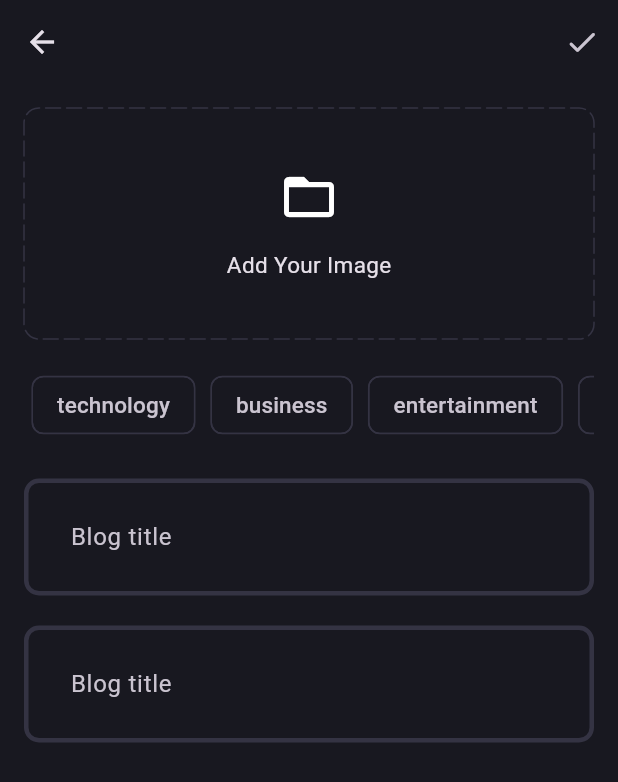
After one commit to AmirHoseinRastegar/blog_with_clean_bloc, a Flutter app: the AddBlogScreen screen opened directly, after a tap on "Add Your Image", on a phone screen of 412 x 824 dp. The commit adds this screen. Shown: the top 782 px of the screen. Run offline on Flutter 3.47's test engine with Material 3 defaults, Android fonts, the phone set to English and light mode, and no system bars; drawn by our look-alikes of dotted_border; our stand-ins replace bloc, flutter_bloc, fpdart, get_it, image_picker, supabase_flutter; accounts and stored records are empty.

Commit message:
16 shahrivar 1403 22:39

```diff
--- a/lib/core/theme/app_theme.dart
+++ b/lib/core/theme/app_theme.dart
@@ -9,6 +9,11 @@ class AppTheme {
   static final darkTheme = ThemeData.dark().copyWith(
     appBarTheme: const AppBarTheme(backgroundColor: AppPallete.backgroundColor),
     scaffoldBackgroundColor: AppPallete.backgroundColor,
+    chipTheme: const ChipThemeData(
+      color: MaterialStatePropertyAll(AppPallete.backgroundColor),
+      side: BorderSide.none,
+
+    ),
     inputDecorationTheme: InputDecorationTheme(
       contentPadding: const EdgeInsets.all(27),
       enabledBorder: _border,
--- /dev/null
+++ b/lib/core/utils/image_picker.dart
@@ -0,0 +1,16 @@
+import 'dart:io';
+
+import 'package:image_picker/image_picker.dart';
+
+Future<File?> getImage() async {
+  try {
+    final xFile = await ImagePicker().pickImage(source: ImageSource.gallery);
+    if (xFile != null) {
+      return File(xFile.path);
+    } else {
+      return null;
+    }
+  } catch (e) {
+    return null;
+  }
+}
--- a/lib/features/auth/domain/use_cases/login_usecase.dart
+++ b/lib/features/auth/domain/use_cases/login_usecase.dart
@@ -11,7 +11,7 @@ class LoginUseCase implements UseCaseInterface<UserEntity, LoginParams> {
   LoginUseCase({required this.authRepository});
 
   @override
-  Future<Either<Failure, UserEntity>> call(params) async {
+  Future<Either<Failure, UserEntity>> call(LoginParams params) async {
     return await authRepository.login(
       email: params.email,
       password: params.password,
--- a/lib/features/auth/domain/use_cases/sign_up_usecase.dart
+++ b/lib/features/auth/domain/use_cases/sign_up_usecase.dart
@@ -11,7 +11,7 @@ class SignUpUseCase implements UseCaseInterface<UserEntity, SignUpParams> {
   SignUpUseCase({required this.authRepository});
 
   @override
-  Future<Either<Failure, UserEntity>> call(params) async {
+  Future<Either<Failure, UserEntity>> call(SignUpParams params) async {
     return await authRepository.signup(
       name: params.name,
       email: params.email,
--- a/lib/features/auth/presentation/bloc/auth_event.dart
+++ b/lib/features/auth/presentation/bloc/auth_event.dart
@@ -21,7 +21,5 @@ class LoginEvent extends AuthEvent {
     required this.password,
   });
 }
-class IsUserLoggedIn extends AuthEvent{
 
-
-}
+class IsUserLoggedIn extends AuthEvent {}
--- /dev/null
+++ b/lib/features/blog/presentation/pages/add_blog.dart
@@ -0,0 +1,162 @@
+import 'dart:io';
+import 'dart:math';
+
+import 'package:blog/core/theme/app_colors.dart';
+import 'package:blog/core/utils/image_picker.dart';
+import 'package:blog/features/blog/presentation/widgets/blog_textfield.dart';
+import 'package:dotted_border/dotted_border.dart';
+import 'package:flutter/cupertino.dart';
+import 'package:flutter/material.dart';
+
+class AddBlogScreen extends StatefulWidget {
+  static rout() => MaterialPageRoute(
+        builder: (context) => const AddBlogScreen(),
+      );
+
+  const AddBlogScreen({super.key});
+
+  @override
+  State<AddBlogScreen> createState() => _AddBlogScreenState();
+}
+
+class _AddBlogScreenState extends State<AddBlogScreen> {
+  final TextEditingController _blogTitleController = TextEditingController();
+  final TextEditingController _blogDescriptionController =
+      TextEditingController();
+  File? image;
+  List selectedTopics = [];
+
+  void pickImage() async {
+    final pickedImage = await getImage();
+    if (pickedImage != null) {
+      setState(() {
+
+        image = pickedImage;
+        print(image);
+      });
+    }
+  }
+
+  @override
+  void dispose() {
+    super.dispose();
+    _blogDescriptionController.dispose();
+    _blogTitleController.dispose();
+  }
+
+  @override
+  Widget build(BuildContext context) {
+    return Scaffold(
+        appBar: AppBar(
+          actions: [
+            IconButton(
+              onPressed: () {},
+              icon: const Icon(Icons.done_rounded),
+            ),
+          ],
+        ),
+        body: Padding(
+          padding: const EdgeInsets.all(16),
+          child: SingleChildScrollView(
+            child: Column(
+              children: [
+                GestureDetector(
+                  onTap: () {
+                    pickImage();
+                  },
+                  child: DottedBorder(
+                    color: AppPallete.borderColor,
+                    dashPattern: const [10, 4],
+                    radius: const Radius.circular(10),
+                    borderType: BorderType.RRect,
+                    strokeCap: StrokeCap.round,
+                    child: const SizedBox(
+                      width: double.infinity,
+                      height: 150,
+                      child: Column(
+                        mainAxisAlignment: MainAxisAlignment.center,
+                        children: [
+                          Icon(
+                            Icons.folder_open,
+                            size: 40,
+                          ),
+                          SizedBox(
+                            height: 15,
+                          ),
+                          Text(
+                            'Add Your Image',
+                            style: TextStyle(fontSize: 15),
+                          ),
+                        ],
+                      ),
+                    ),
+                  ),
+                ),
+                const SizedBox(
+                  height: 15,
+                ),
+                SingleChildScrollView(
+                  physics: const BouncingScrollPhysics(
+                      decelerationRate: ScrollDecelerationRate.fast),
+                  scrollDirection: Axis.horizontal,
+                  child: Row(
+                    children: [
+                      'technology',
+                      'business',
+                      'entertainment',
+                      'sports',
+                    ]
+
+                        ///by using this map in the row children we can access each one of
+                        ///children using e of the map and do the operations
+                        .map(
+                          (e) => Padding(
+                            padding: const EdgeInsets.all(5.0),
+                            child: GestureDetector(
+                              onTap: () {
+                                if (selectedTopics.contains(e)) {
+                                  selectedTopics.remove(e);
+                                } else {
+                                  selectedTopics.add(e);
+                                }
+
+                                ///set state for rebuilding after clicking on each tab bar item
+                                setState(() {});
+                              },
+                              child: Chip(
+                                color: selectedTopics.contains(e)
+                                    ? const MaterialStatePropertyAll(
+                                        AppPallete.gradient1)
+                                    : null,
+                                label: Text(
+                                  e,
+                                  style: const TextStyle(fontSize: 15),
+                                ),
+                                side: selectedTopics.contains(e)
+                                    ? null
+                                    : const BorderSide(
+                                        color: AppPallete.borderColor),
+                              ),
+                            ),
+                          ),
+                        )
+                        .toList(),
+                  ),
+                ),
+                const SizedBox(
+                  height: 20,
+                ),
+                BlogScreenTextField(
+                    controller: _blogTitleController, hintText: 'Blog title'),
+                const SizedBox(
+                  height: 20,
+                ),
+                BlogScreenTextField(
+                    controller: _blogDescriptionController,
+                    hintText: 'Blog title'),
+              ],
+            ),
+          ),
+        ));
+  }
+}
--- /dev/null
+++ b/lib/features/blog/presentation/pages/blog_page.dart
@@ -0,0 +1,27 @@
+import 'package:blog/features/blog/presentation/pages/add_blog.dart';
+import 'package:flutter/cupertino.dart';
+import 'package:flutter/material.dart';
+
+class BlogPage extends StatelessWidget {
+  const BlogPage({super.key});
+
+  @override
+  Widget build(BuildContext context) {
+    return Scaffold(
+      appBar: AppBar(
+        title: const Text('Blog App'),
+        centerTitle: true,
+        actions: [
+          IconButton(
+            onPressed: () {
+              Navigator.push(context, AddBlogScreen.rout());
+            },
+            icon: const Icon(
+              CupertinoIcons.add_circled,
+            ),
+          ),
+        ],
+      ),
+    );
+  }
+}
--- /dev/null
+++ b/lib/features/blog/presentation/widgets/blog_textfield.dart
@@ -0,0 +1,23 @@
+import 'package:flutter/material.dart';
+
+class BlogScreenTextField extends StatelessWidget {
+  final TextEditingController controller;
+  final String hintText;
+
+  const BlogScreenTextField(
+      {super.key, required this.controller, required this.hintText});
+
+  @override
+  Widget build(BuildContext context) {
+    return TextFormField(
+      controller: controller,
+
+      ///when we set max lines to null,the textfield extends itself when
+      ///the line is filled and goes bottom
+      maxLines: null,
+      decoration: InputDecoration(
+        hintText: hintText,
+      ),
+    );
+  }
+}
--- a/lib/features/home/presentation/pages/home_page.dart
+++ /dev/null
@@ -1,12 +0,0 @@
-import 'package:flutter/material.dart';
-
-class HomePage extends StatelessWidget {
-  const HomePage({super.key});
-
-  @override
-  Widget build(BuildContext context) {
-    return Scaffold(
-
-    );
-  }
-}
--- a/lib/main.dart
+++ b/lib/main.dart
@@ -1,12 +1,12 @@
 import 'package:blog/core/theme/app_theme.dart';
 import 'package:blog/features/auth/presentation/pages/login_page.dart';
-import 'package:blog/features/home/presentation/pages/home_page.dart';
 import 'package:blog/locator.dart';
 import 'package:flutter/material.dart';
 import 'package:flutter_bloc/flutter_bloc.dart';
 
 import 'core/cubits/user_session_cubit/user_seission_cubit.dart';
 import 'features/auth/presentation/bloc/auth_bloc.dart';
+import 'features/blog/presentation/pages/blog_page.dart';
 
 void main() async {
   WidgetsFlutterBinding.ensureInitialized();
@@ -53,7 +53,7 @@ class _MyAppState extends State<MyApp> {
         },
         builder: (context, isLoggedIn) {
           if (isLoggedIn) {
-            return const HomePage();
+            return const BlogPage();
           }
           return const LoginPage();
         },
--- a/pubspec.yaml
+++ b/pubspec.yaml
@@ -40,6 +40,8 @@ dependencies:
   flutter_bloc: ^8.1.6
   bloc: ^8.1.4
   get_it: ^7.7.0
+  dotted_border: ^2.1.0
+  image_picker: ^1.1.2
 
 dev_dependencies:
   flutter_test:
```
Also changed, not shown: lib/features/auth/domain/use_cases/user_session.dart (+6 -7 lines), pubspec.lock, 2 other files.
